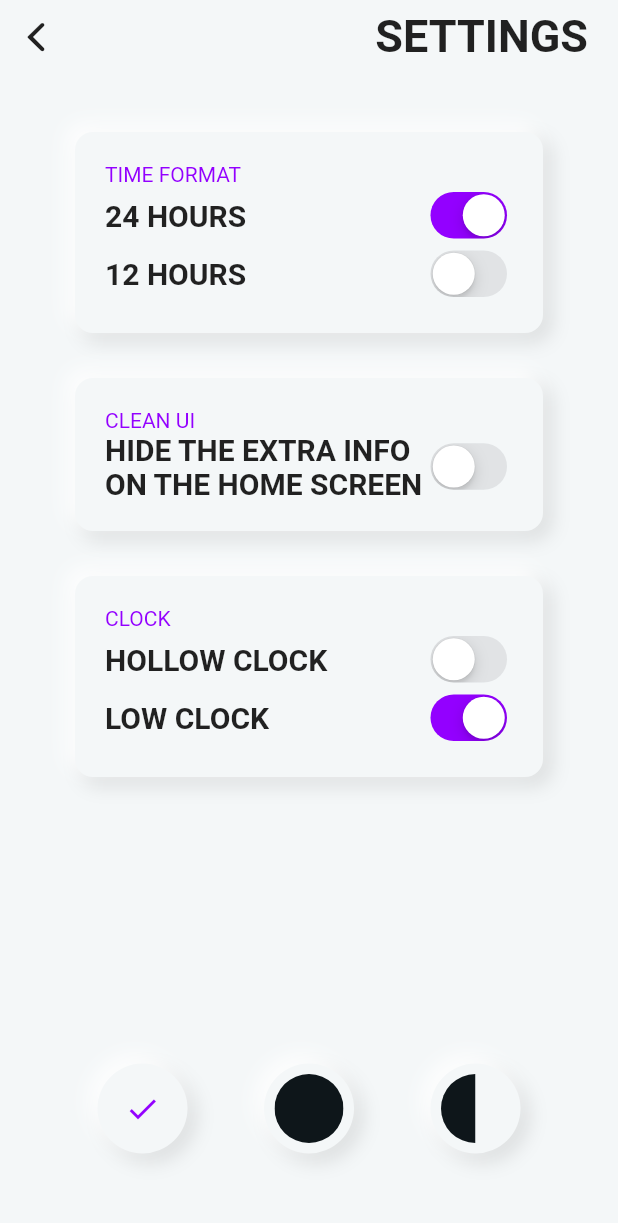
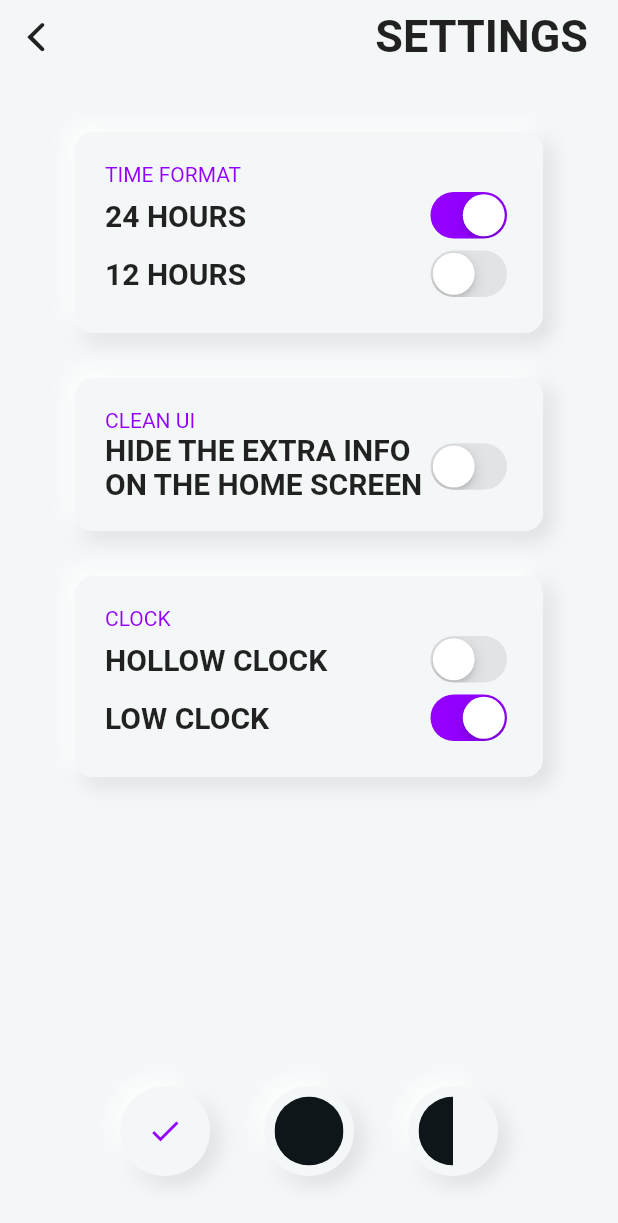
Before and after one commit to jarb314/project_dolphin, a Flutter app: the SettingsScreen screen opened by its route, on a phone screen of 412 x 824 dp. Shown: the top 1223 px of the screen. Run offline on Flutter 3.47's test engine with Material 2 defaults, Android fonts, the phone set to English and light mode, and no system bars; our stand-ins replace dotted_border; missing offline and left inert: flutter_statusbarcolor; Roboto replaces fonts that are missing (SF-Pro-Rounded).

Commit message:
Ajuste el padding

```diff
--- a/lib/components/settings/theme_selection_panel.dart
+++ b/lib/components/settings/theme_selection_panel.dart
@@ -7,10 +7,12 @@ class ThemeSelectionPanel extends StatefulWidget {
 }
 
 class _ThemeSelectionPanelState extends State<ThemeSelectionPanel> {
+  // TODO: Implement method to switch the state of the button;
+
   @override
   Widget build(BuildContext context) {
     return Padding(
-      padding: const EdgeInsets.all(15.0),
+      padding: const EdgeInsets.symmetric(horizontal: 30.0),
       child: Row(
         mainAxisAlignment: MainAxisAlignment.spaceBetween,
         children: <Widget>[
```
